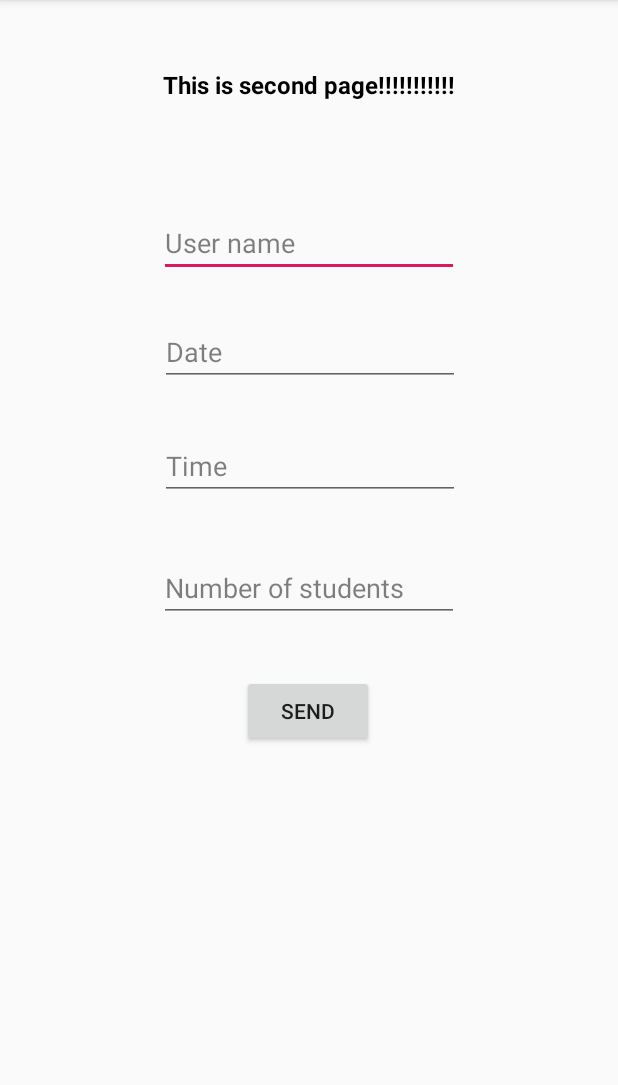
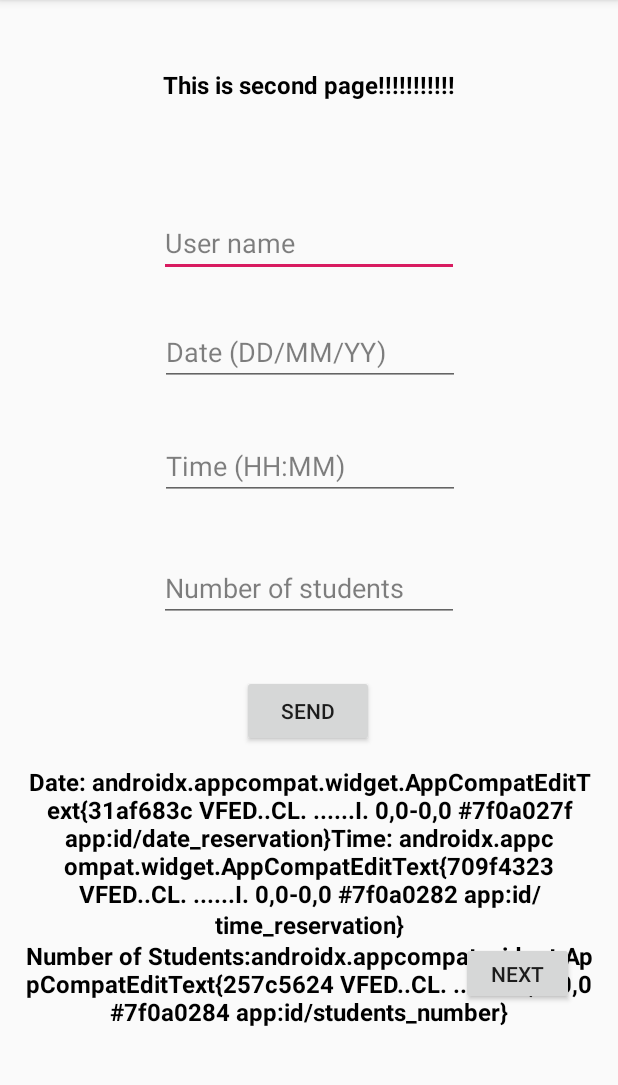
Before and after one commit to LilachGr/SmartSitterProject, an Android app: the ReservationFirstStepActivity screen opened directly, with no data from a screen before it, on a phone screen of 412 x 824 dp, the part 84-1169 px from its top. Run offline under Robolectric (Android 15) with nearby library versions, the light colour scheme and no system bars; libraries missing offline, so code that uses them is left out: com.fasterxml.jackson.

Commit message:
move to the reservation layout

```diff
--- a/SmartSitterClient/app/src/main/java/com/example/smartsitterclient/ReservationFirstStepActivity.kt
+++ b/SmartSitterClient/app/src/main/java/com/example/smartsitterclient/ReservationFirstStepActivity.kt
@@ -12,14 +12,15 @@ import android.content.Intent
 
 class ReservationFirstStepActivity : AppCompatActivity() {
     private var userName: EditText? = null
-    private var dateReservation: EditText? = null
-    private var timeReservation: EditText? = null
-    private var studentsNumber: EditText? = null
+    var dateReservation: EditText? = null
+    var timeReservation: EditText? = null
+    var studentsNumber: EditText? = null
     private var sendButton: Button? = null
     private var okHttpClient: OkHttpClient? = null
     private var myServerResponse: String? = null
     private var reservationLaterMessage: TextView? = null
     private var thisReservationActivity: ReservationFirstStepActivity? = null
+    private var nextButton: Button? = null
 
     //private var dropdown: Spinner? = null
     private val mapper = jacksonObjectMapper()
@@ -50,6 +51,7 @@ class ReservationFirstStepActivity : AppCompatActivity() {
 
         reservationLaterMessage = findViewById(R.id.reservation_later_message)
         sendButton = findViewById(R.id.send_reservation)
+        nextButton = findViewById(R.id.next_button)
         okHttpClient = OkHttpClient()
         val localButton = sendButton
         localButton?.setOnClickListener {
@@ -74,27 +76,52 @@ class ReservationFirstStepActivity : AppCompatActivity() {
                     runOnUiThread { Toast.makeText(applicationContext, "server down", Toast.LENGTH_SHORT).show() }
                 }
 
-
                 @Throws(IOException::class)
                 override fun onResponse(call: Call, response: Response) {
-                    if (response.body!!.string() == "reservation_now") {
-                        myServerResponse = "reservation_now"
-                        runOnUiThread {
-                            Toast.makeText(applicationContext, "data received", Toast.LENGTH_SHORT).show()
-                            startActivity(Intent(thisReservationActivity, ReservationLayoutLab::class.java))
-                        }
+                    runOnUiThread {
+                        val temo_string_server = response.body!!.string()
+                        Toast.makeText(applicationContext, temo_string_server, Toast.LENGTH_SHORT).show()
                     }
-                    if (response.body!!.string() == "reservation_later") {
-                        myServerResponse = "reservation_later"
-                        runOnUiThread {
-                            Toast.makeText(applicationContext, "Your reservation will be answered in a later time",
-                                Toast.LENGTH_SHORT).show()
-                            startActivity(Intent(thisReservationActivity, MainActivity::class.java))
-                        }
-                    }
+//                    if (temo_string_server == "reservation_now") {
+//                        //myServerResponse = "reservation_now"
+//                        runOnUiThread {
+//                            Toast.makeText(applicationContext, "data received", Toast.LENGTH_SHORT).show()
+//                            //startActivity(Intent(thisReservationActivity, ReservationLayoutLab::class.java))
+//                        }
+//                    }
+//                    if (temo_string_server == "reservation_later") {
+//                        myServerResponse = "reservation_later"
+//                        runOnUiThread {
+//                            Toast.makeText(applicationContext, "Your reservation will be answered in a later time",
+//                                Toast.LENGTH_SHORT).show()
+//                            //startActivity(Intent(thisReservationActivity, MainActivity::class.java))
+//                        }
+//                    }
                 }
             })
+
         }
         sendButton = localButton
+
+        val localNextButton = nextButton
+        localNextButton?.setOnClickListener {
+            startActivity(Intent(this, ReservationLayoutLab::class.java))
+//            if (myServerResponse == "reservation_now") {
+//                startActivity(Intent(this, ReservationLayoutLab::class.java))
+//                finish()
+//            } else if (myServerResponse == "reservation_later") {
+//                startActivity(Intent(thisReservationActivity, MainActivity::class.java))
+//                finish()
+//            }
+        }
+        nextButton = localNextButton
+
+        val localViewDateTime = reservationLaterMessage
+        val date = dateReservation
+        val time = timeReservation
+        val num = studentsNumber
+        val tempText = "Date: " + date.toString() + "Time: " + time.toString() + "\nNumber of Students:" + num.toString()
+        localViewDateTime?.text = tempText
+        reservationLaterMessage = localViewDateTime
     }
 }
--- a/SmartSitterClient/app/src/main/res/layout/activity_reservation_first_step.xml
+++ b/SmartSitterClient/app/src/main/res/layout/activity_reservation_first_step.xml
@@ -40,9 +40,8 @@
     <EditText
             android:layout_width="200dp"
             android:layout_height="wrap_content"
-            android:inputType="date"
             android:ems="10"
-            android:hint="@string/date"
+            android:hint="@string/date_format_d_m_y"
             android:textColorHint="#80000000"
             android:id="@+id/date_reservation"
             app:layout_constraintStart_toStartOf="parent"
@@ -81,7 +80,7 @@
             android:layout_height="wrap_content"
             android:inputType="time"
             android:ems="10"
-            android:hint="@string/time"
+            android:hint="@string/time_format_h_m"
             android:textColorHint="#80000000"
             android:id="@+id/time_reservation"
             app:layout_constraintStart_toStartOf="parent"
@@ -121,8 +120,20 @@
             android:textSize="16sp"
             android:textStyle="bold"
             app:layout_constraintStart_toStartOf="parent"
-            app:layout_constraintHorizontal_bias="0.5" app:layout_constraintEnd_toEndOf="parent"
+            app:layout_constraintEnd_toEndOf="parent"
             android:layout_marginBottom="48dp" app:layout_constraintBottom_toBottomOf="parent"
-            app:layout_constraintTop_toBottomOf="@+id/send_reservation" app:layout_constraintVertical_bias="1.0"/>
+            app:layout_constraintTop_toBottomOf="@+id/send_reservation" app:layout_constraintVertical_bias="0.25"
+            app:layout_constraintHorizontal_bias="0.5"/>
+    <Button
+            android:id="@+id/next_button"
+            android:layout_width="75dp"
+            android:layout_height="42dp"
+            android:text="@string/next"
+            app:layout_constraintTop_toTopOf="parent"
+            android:layout_marginTop="545dp" app:layout_constraintBottom_toBottomOf="parent"
+            android:layout_marginBottom="16dp" app:layout_constraintStart_toStartOf="parent"
+            android:layout_marginLeft="307dp" android:layout_marginStart="307dp" android:layout_marginEnd="29dp"
+            android:layout_marginRight="29dp" app:layout_constraintEnd_toEndOf="parent"/>
+
 
 </androidx.constraintlayout.widget.ConstraintLayout>
--- a/SmartSitterClient/app/src/main/res/values/strings.xml
+++ b/SmartSitterClient/app/src/main/res/values/strings.xml
@@ -9,4 +9,7 @@
     <string name="date">Date</string>
     <string name="time">Time</string>
     <string name="number_of_students">Number of students</string>
+    <string name="time_format_h_m">Time (HH:MM)</string>
+    <string name="date_format_d_m_y">Date (DD/MM/YY)</string>
+    <string name="next">next</string>
 </resources>
```
Also changed, not shown: SmartSitterClient/app/src/main/java/com/example/smartsitterclient/ReservationLayoutLab.kt (+21 -9 lines), SmartSitterClient/app/src/main/res/layout/activity_reservation_layout_lab.xml (+17 -1 lines).
